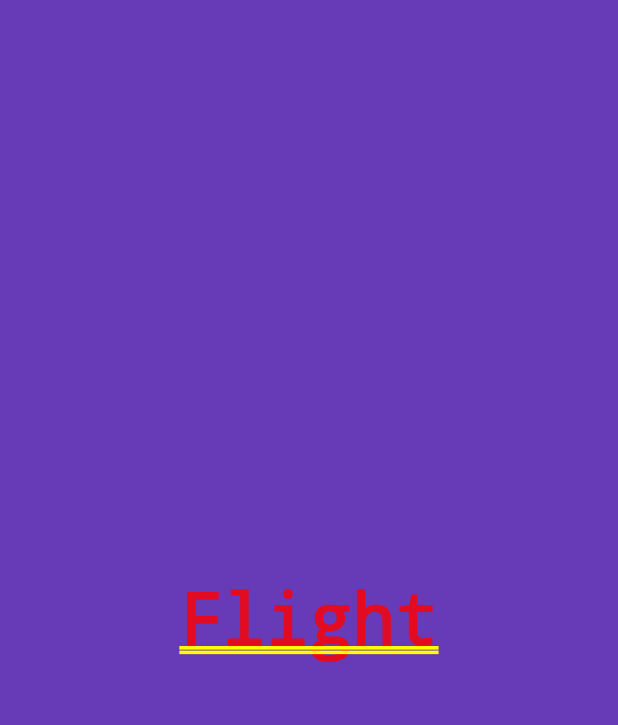
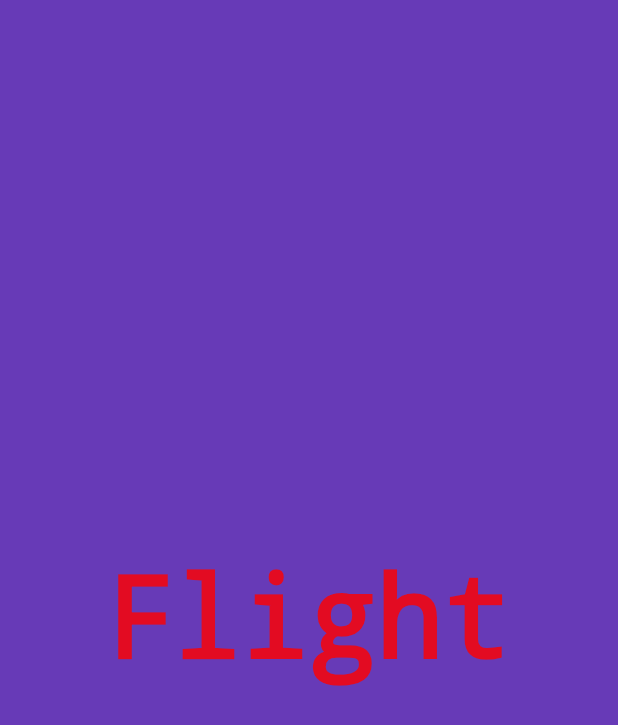
Before and after one commit to erikrios/container-widget, a Flutter app: the screen it shows after launch, on a phone screen of 412 x 824 dp. Shown: the top 725 px of the screen. Run offline on Flutter 3.47's test engine with Material 2 defaults, Android fonts, the phone set to English and light mode, and no system bars.

Commit message:
Add text style

```diff
--- a/lib/app_screens/home.dart
+++ b/lib/app_screens/home.dart
@@ -10,6 +10,10 @@ class Home extends StatelessWidget {
         child: Text(
           'Flight',
           textDirection: TextDirection.ltr,
+          style: TextStyle(
+            decoration: TextDecoration.none,
+            fontSize: 75.0
+          ),
         ),
       ),
     );
```
